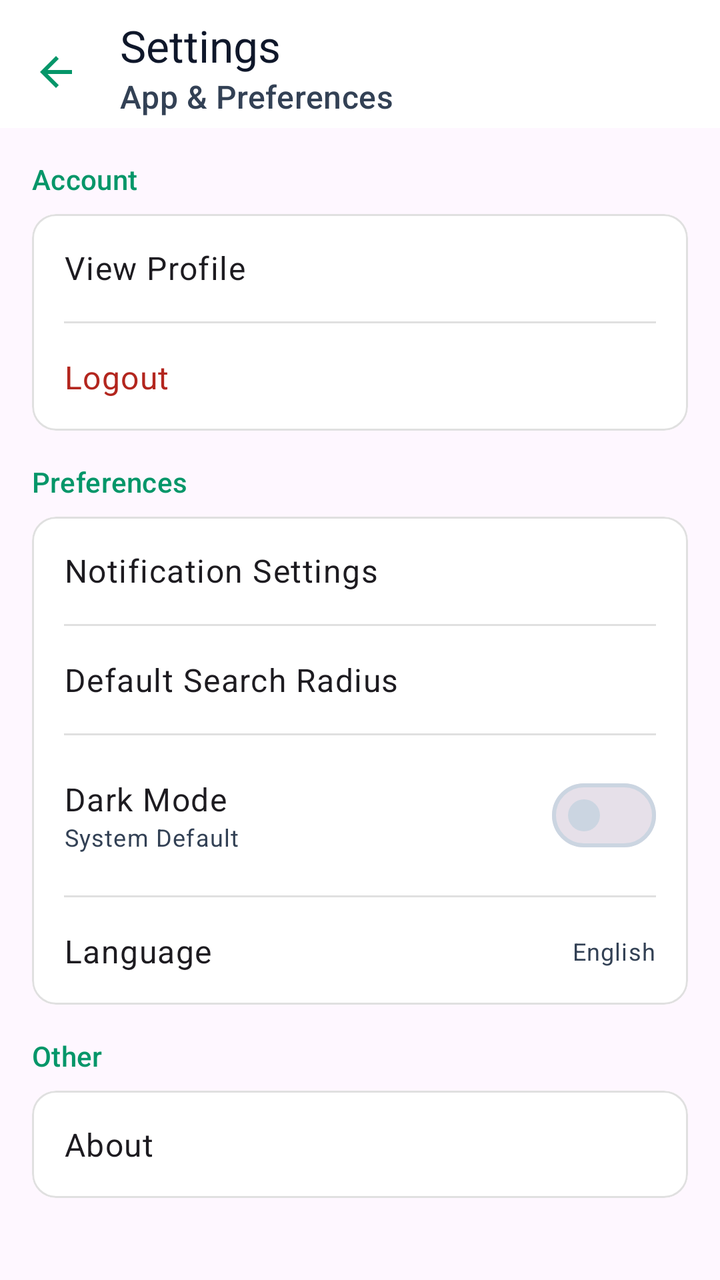
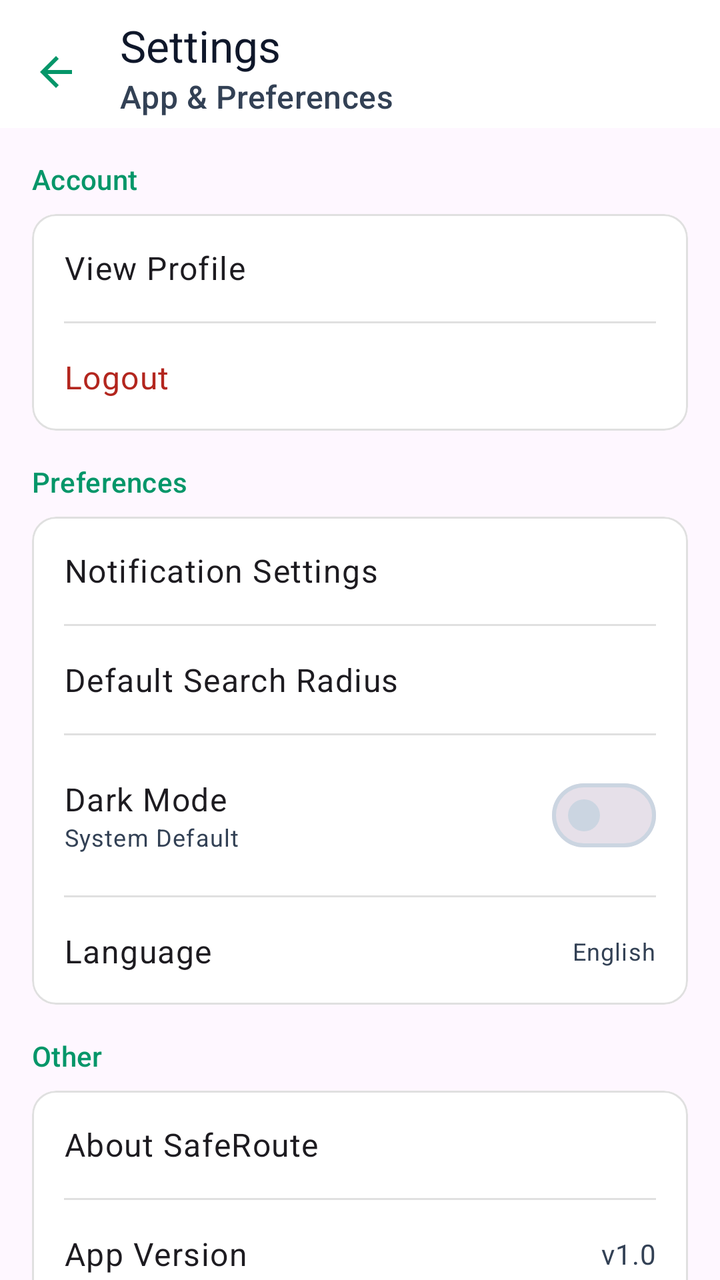

The first picture is an Android layout as it rendered before a commit; the second is the same layout after the commit. The layout source and the unified diff follow.
<!-- AndroidManifest.xml: activity theme Theme.RouteGuard -->
<!-- res/layout/activity_settings.xml -->
<?xml version="1.0" encoding="utf-8"?>
<androidx.coordinatorlayout.widget.CoordinatorLayout xmlns:android="http://schemas.android.com/apk/res/android"
    xmlns:app="http://schemas.android.com/apk/res-auto"
    android:layout_width="match_parent"
    android:layout_height="match_parent">

    <com.google.android.material.appbar.AppBarLayout
        android:layout_width="match_parent"
        android:layout_height="wrap_content"
        android:background="@color/rg_surface"
        app:elevation="3dp">

        <com.google.android.material.appbar.MaterialToolbar
            android:id="@+id/topAppBar"
            android:layout_width="match_parent"
            android:layout_height="wrap_content"
            android:minHeight="?attr/actionBarSize"
            android:background="@color/rg_surface"
            android:paddingTop="4dp"
            android:paddingBottom="4dp"
            app:navigationIcon="?attr/homeAsUpIndicator"
            app:navigationIconTint="@color/rg_primary"
            app:title="Settings"
            app:titleCentered="false"
            app:titleTextColor="@color/rg_on_surface"
            app:subtitle="App &amp; Preferences"
            app:subtitleTextColor="@color/rg_on_surface_variant" />
    </com.google.android.material.appbar.AppBarLayout>

    <androidx.core.widget.NestedScrollView
        android:layout_width="match_parent"
        android:layout_height="match_parent"
        app:layout_behavior="@string/appbar_scrolling_view_behavior">

        <LinearLayout
            android:layout_width="match_parent"
            android:layout_height="wrap_content"
            android:orientation="vertical"
            android:padding="16dp">

            
            <TextView
                android:layout_width="wrap_content"
                android:layout_height="wrap_content"
                android:text="Account"
                android:textAppearance="?attr/textAppearanceTitleSmall"
                android:textColor="?attr/colorPrimary"
                android:layout_marginBottom="8dp"/>

            <com.google.android.material.card.MaterialCardView
                android:layout_width="match_parent"
                android:layout_height="wrap_content"
                app:cardElevation="0dp"
                app:strokeColor="#E0E0E0"
                app:strokeWidth="1dp"
                app:cardCornerRadius="12dp"
                android:layout_marginBottom="16dp">

                <LinearLayout
                    android:layout_width="match_parent"
                    android:layout_height="wrap_content"
                    android:orientation="vertical">

                    <TextView
                        android:id="@+id/btnViewProfile"
                        android:layout_width="match_parent"
                        android:layout_height="wrap_content"
                        android:text="View Profile"
                        android:padding="16dp"
                        android:background="?attr/selectableItemBackground"
                        android:textAppearance="?attr/textAppearanceBodyLarge"/>

                    <View
                        android:layout_width="match_parent"
                        android:layout_height="1dp"
                        android:background="#E0E0E0"
                        android:layout_marginHorizontal="16dp"/>

                    <TextView
                        android:id="@+id/btnLogout"
                        android:layout_width="match_parent"
                        android:layout_height="wrap_content"
                        android:text="Logout"
                        android:padding="16dp"
                        android:textColor="?attr/colorError"
                        android:background="?attr/selectableItemBackground"
                        android:textAppearance="?attr/textAppearanceBodyLarge"/>
                </LinearLayout>
            </com.google.android.material.card.MaterialCardView>

            
            <TextView
                android:layout_width="wrap_content"
                android:layout_height="wrap_content"
                android:text="Preferences"
                android:textAppearance="?attr/textAppearanceTitleSmall"
                android:textColor="?attr/colorPrimary"
                android:layout_marginBottom="8dp"/>

            <com.google.android.material.card.MaterialCardView
                android:layout_width="match_parent"
                android:layout_height="wrap_content"
                app:cardElevation="0dp"
                app:strokeColor="#E0E0E0"
                app:strokeWidth="1dp"
                app:cardCornerRadius="12dp"
                android:layout_marginBottom="16dp">

                <LinearLayout
                    android:layout_width="match_parent"
                    android:layout_height="wrap_content"
                    android:orientation="vertical">

                    <TextView
                        android:id="@+id/btnNotificationSettings"
                        android:layout_width="match_parent"
                        android:layout_height="wrap_content"
                        android:text="Notification Settings"
                        android:padding="16dp"
                        android:background="?attr/selectableItemBackground"
                        android:textAppearance="?attr/textAppearanceBodyLarge"/>

                    <View
                        android:layout_width="match_parent"
                        android:layout_height="1dp"
                        android:background="#E0E0E0"
                        android:layout_marginHorizontal="16dp"/>

                    <TextView
                        android:id="@+id/btnDefaultSearchRadius"
                        android:layout_width="match_parent"
                        android:layout_height="wrap_content"
                        android:text="Default Search Radius"
                        android:padding="16dp"
                        android:background="?attr/selectableItemBackground"
                        android:textAppearance="?attr/textAppearanceBodyLarge"/>

                    <View
                        android:layout_width="match_parent"
                        android:layout_height="1dp"
                        android:background="#E0E0E0"
                        android:layout_marginHorizontal="16dp"/>

                    <LinearLayout
                        android:id="@+id/btnDarkMode"
                        android:layout_width="match_parent"
                        android:layout_height="wrap_content"
                        android:orientation="horizontal"
                        android:padding="16dp"
                        android:gravity="center_vertical"
                        android:background="?attr/selectableItemBackground">
                        <LinearLayout
                            android:layout_width="0dp"
                            android:layout_height="wrap_content"
                            android:layout_weight="1"
                            android:orientation="vertical">
                            <TextView
                                android:layout_width="wrap_content"
                                android:layout_height="wrap_content"
                                android:text="Dark Mode"
                                android:textAppearance="?attr/textAppearanceBodyLarge"/>
                            <TextView
                                android:id="@+id/tvDarkModeStatus"
                                android:layout_width="wrap_content"
                                android:layout_height="wrap_content"
                                android:text="System Default"
                                android:textColor="?attr/colorOnSurfaceVariant"
                                android:textAppearance="?attr/textAppearanceBodySmall"/>
                        </LinearLayout>
                        <com.google.android.material.materialswitch.MaterialSwitch
                            android:id="@+id/switchDarkMode"
                            android:layout_width="wrap_content"
                            android:layout_height="wrap_content"
                            android:focusable="false"
                            android:clickable="false"/>
                    </LinearLayout>

                    <View
                        android:layout_width="match_parent"
                        android:layout_height="1dp"
                        android:background="#E0E0E0"
                        android:layout_marginHorizontal="16dp"/>

                    <LinearLayout
                        android:id="@+id/btnLanguage"
                        android:layout_width="match_parent"
                        android:layout_height="wrap_content"
                        android:orientation="horizontal"
                        android:padding="16dp"
                        android:gravity="center_vertical"
                        android:background="?attr/selectableItemBackground">
                        <TextView
                            android:layout_width="0dp"
                            android:layout_height="wrap_content"
                            android:layout_weight="1"
                            android:text="Language"
                            android:textAppearance="?attr/textAppearanceBodyLarge"/>
                        <TextView
                            android:id="@+id/tvLanguageStatus"
                            android:layout_width="wrap_content"
                            android:layout_height="wrap_content"
                            android:text="English"
                            android:textColor="?attr/colorOnSurfaceVariant"
                            android:textAppearance="?attr/textAppearanceBodySmall"/>
                    </LinearLayout>
                </LinearLayout>
            </com.google.android.material.card.MaterialCardView>

            
            <TextView
                android:layout_width="wrap_content"
                android:layout_height="wrap_content"
                android:text="Other"
                android:textAppearance="?attr/textAppearanceTitleSmall"
                android:textColor="?attr/colorPrimary"
                android:layout_marginBottom="8dp"/>

            <com.google.android.material.card.MaterialCardView
                android:layout_width="match_parent"
                android:layout_height="wrap_content"
                app:cardElevation="0dp"
                app:strokeColor="#E0E0E0"
                app:strokeWidth="1dp"
                app:cardCornerRadius="12dp"
                android:layout_marginBottom="32dp">

                <LinearLayout
                    android:layout_width="match_parent"
                    android:layout_height="wrap_content"
                    android:orientation="vertical">

                    <TextView
                        android:id="@+id/btnAbout"
                        android:layout_width="match_parent"
                        android:layout_height="wrap_content"
                        android:text="About"
                        android:padding="16dp"
                        android:background="?attr/selectableItemBackground"
                        android:textAppearance="?attr/textAppearanceBodyLarge"/>
                </LinearLayout>
            </com.google.android.material.card.MaterialCardView>
        </LinearLayout>
    </androidx.core.widget.NestedScrollView>
</androidx.coordinatorlayout.widget.CoordinatorLayout>
<!-- resources referenced by this layout -->
<resources>
  <color name="rg_on_surface">#0F172A</color>
  <color name="rg_on_surface_variant">#334155</color>
  <color name="rg_primary">#059669</color>
  <color name="rg_surface">#FFFFFF</color>
  <style name="Theme.RouteGuard" parent="Base.Theme.RouteGuard" />
  <style name="Base.Theme.RouteGuard" parent="Theme.Material3.DayNight.NoActionBar">
          
          <item name="colorPrimary">@color/rg_primary</item>
          <item name="colorOnPrimary">@color/rg_on_primary</item>
          <item name="colorPrimaryContainer">@color/rg_primary_container</item>
          <item name="colorOnPrimaryContainer">@color/rg_on_primary_container</item>
  
          
          <item name="colorSecondary">@color/rg_secondary</item>
          <item name="colorOnSecondary">@color/rg_on_secondary</item>
          <item name="colorSecondaryContainer">@color/rg_secondary_container</item>
          <item name="colorOnSecondaryContainer">@color/rg_on_secondary_container</item>
  
          
          <item name="colorTertiary">@color/rg_tertiary</item>
          <item name="colorOnTertiary">@color/rg_on_tertiary</item>
          <item name="colorTertiaryContainer">@color/rg_tertiary_container</item>
          <item name="colorOnTertiaryContainer">@color/rg_on_tertiary_container</item>
  
          
          <item name="colorSurface">@color/rg_surface</item>
          <item name="colorOnSurface">@color/rg_on_surface</item>
          <item name="colorSurfaceVariant">@color/rg_surface_variant</item>
          <item name="colorOnSurfaceVariant">@color/rg_on_surface_variant</item>
          <item name="colorOutline">@color/rg_outline</item>
  
          
          <item name="shapeAppearanceCornerSmall">@style/ShapeAppearance.Material3.Corner.Small</item>
          <item name="shapeAppearanceCornerMedium">@style/ShapeAppearance.Material3.Corner.Medium</item>
          <item name="shapeAppearanceCornerLarge">@style/ShapeAppearance.Material3.Corner.Large</item>
      </style>
  <color name="rg_on_primary">#FFFFFF</color>
  <color name="rg_primary_container">#D1FAE5</color>
  <color name="rg_on_primary_container">#064E3B</color>
  <color name="rg_secondary">#2563EB</color>
  <color name="rg_on_secondary">#FFFFFF</color>
  <color name="rg_secondary_container">#DBEAFE</color>
  <color name="rg_on_secondary_container">#1E3A8A</color>
  <color name="rg_tertiary">#D97706</color>
  <color name="rg_on_tertiary">#FFFFFF</color>
  <color name="rg_tertiary_container">#FEF3C7</color>
  <color name="rg_on_tertiary_container">#78350F</color>
  <color name="rg_surface_variant">#F8FAFC</color>
  <color name="rg_outline">#CBD5E1</color>
</resources>

<!-- the commit's change to res/layout/activity_settings.xml (unified diff, before → after) -->
@@ -233,10 +233,37 @@
                         android:id="@+id/btnAbout"
                         android:layout_width="match_parent"
                         android:layout_height="wrap_content"
-                        android:text="About"
-                        android:padding="16dp"
-                        android:background="?attr/selectableItemBackground"
-                        android:textAppearance="?attr/textAppearanceBodyLarge"/>
+                        android:text="About SafeRoute"
+                        android:padding="16dp"
+                        android:background="?attr/selectableItemBackground"
+                        android:textAppearance="?attr/textAppearanceBodyLarge"/>
+
+                    <View
+                        android:layout_width="match_parent"
+                        android:layout_height="1dp"
+                        android:background="#E0E0E0"
+                        android:layout_marginHorizontal="16dp"/>
+
+                    <LinearLayout
+                        android:layout_width="match_parent"
+                        android:layout_height="wrap_content"
+                        android:orientation="horizontal"
+                        android:padding="16dp"
+                        android:gravity="center_vertical">
+                        <TextView
+                            android:layout_width="0dp"
+                            android:layout_height="wrap_content"
+                            android:layout_weight="1"
+                            android:text="App Version"
+                            android:textAppearance="?attr/textAppearanceBodyLarge"/>
+                        <TextView
+                            android:id="@+id/tvSettingsAppVersion"
+                            android:layout_width="wrap_content"
+                            android:layout_height="wrap_content"
+                            android:text="v1.0"
+                            android:textColor="?attr/colorOnSurfaceVariant"
+                            android:textAppearance="?attr/textAppearanceBodyMedium"/>
+                    </LinearLayout>
                 </LinearLayout>
             </com.google.android.material.card.MaterialCardView>
         </LinearLayout>
